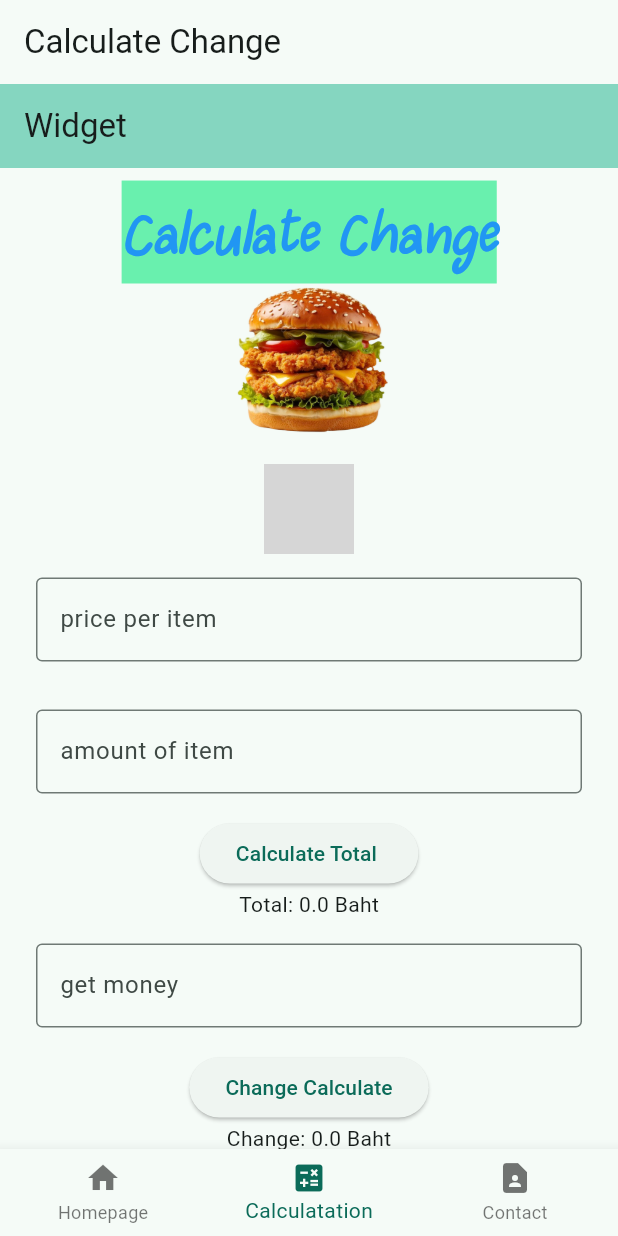
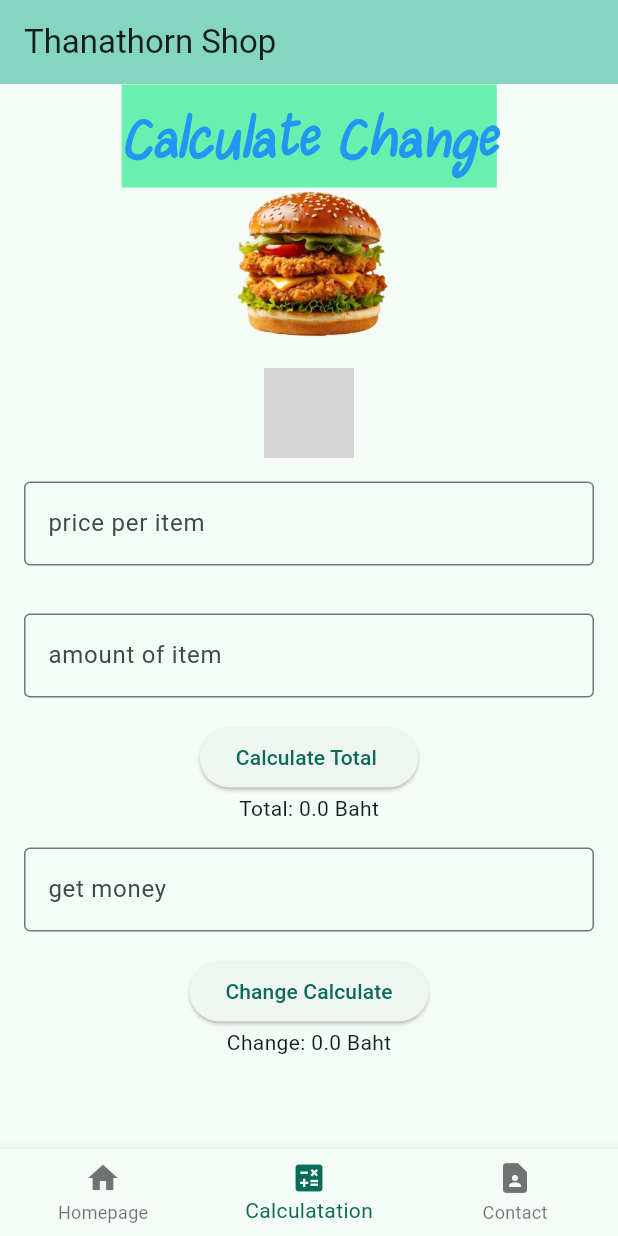
Before and after one commit to Thanathorn31/flutter_firstapp, a Flutter app: the screen it shows after launch, item 2 of the bottom bar chosen, on a phone screen of 412 x 824 dp. Run offline on Flutter 3.47's test engine with Material 3 defaults, Android fonts, the phone set to English and light mode, and no system bars; network calls fail; grey boxes are pictures that could not be loaded.

Commit message:
add detail on home page and contact page

```diff
--- a/lib/main.dart
+++ b/lib/main.dart
@@ -19,7 +19,7 @@ class MyApp extends StatelessWidget {
           seedColor: const Color.fromARGB(255, 11, 238, 200),
         ),
       ),
-      home: const MyHomePage(title: 'Calculate Change'),
+      home: const MyHomePage(title: 'Thanathorn Shop'),
     );
   }
 }
@@ -40,7 +40,10 @@ class _MyHomePageState extends State<MyHomePage> {
   @override
   Widget build(BuildContext context) {
     return Scaffold(
-      appBar: AppBar(title: Text(widget.title)),
+      appBar: AppBar(
+        backgroundColor: Theme.of(context).colorScheme.inversePrimary,
+        title: Text(widget.title),
+      ),
       body: tabs[_currentIndex],
       bottomNavigationBar: BottomNavigationBar(
         currentIndex: _currentIndex,
--- a/lib/pages/cals.dart
+++ b/lib/pages/cals.dart
@@ -18,13 +18,9 @@ class _CalculatePageState extends State<CalculatePage> {
 
   @override
   Widget build(BuildContext context) {
-    return Scaffold(
-      appBar: AppBar(
-        backgroundColor: Theme.of(context).colorScheme.inversePrimary,
-        title: Text(widget.toString()),
-      ),
-      body: Padding(
-        padding: const EdgeInsets.all(8.0),
+    return ListView(
+      children: [
+        Center(
           child: Column(
             children: [
               Text(
@@ -38,8 +34,11 @@ class _CalculatePageState extends State<CalculatePage> {
                   backgroundColor: Colors.greenAccent,
                 ),
               ),
+
               Image.asset("assets/burger.png", height: 100),
+
               SizedBox(height: 20),
+
               Image.network(
                 "https://d11a6trkgmumsb.cloudfront.net/original/3X/6/5/65137061474887dfa0f183f2bc118a3e52fc353e.gif",
                 height: 60,
@@ -49,21 +48,26 @@ class _CalculatePageState extends State<CalculatePage> {
                 padding: const EdgeInsets.all(8.0),
                 child: priceTextField(),
               ),
+
               Padding(
                 padding: const EdgeInsets.all(8.0),
                 child: amountTextField(),
               ),
+
               calculateButton(),
               showTotalText(),
+
               Padding(
                 padding: const EdgeInsets.all(8.0),
                 child: receiveMoneyTextField(),
               ),
+
               changeCalculateBotton(),
               showChangeText(),
             ],
           ),
         ),
+      ],
     );
   }
 
--- a/lib/pages/home.dart
+++ b/lib/pages/home.dart
@@ -11,6 +11,6 @@ class HomePage extends StatefulWidget {
 class _HomePageState extends State<HomePage> {
   @override
   Widget build(BuildContext context) {
-    return const Placeholder();
+    return ListView(children: [Center(child: Text("Home Page"))]);
   }
 }
```
Also changed, not shown: lib/pages/contact.dart (+7 -1 lines). Lines whose indentation alone changed are shown as unchanged.
